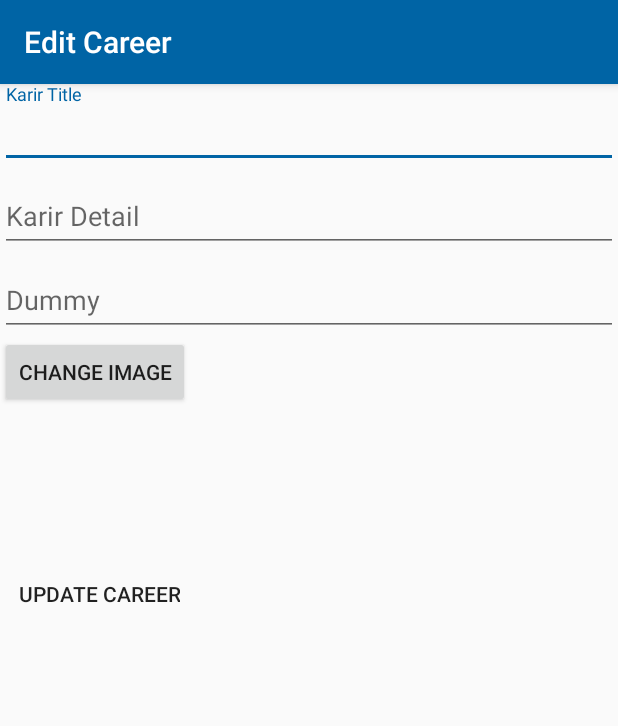
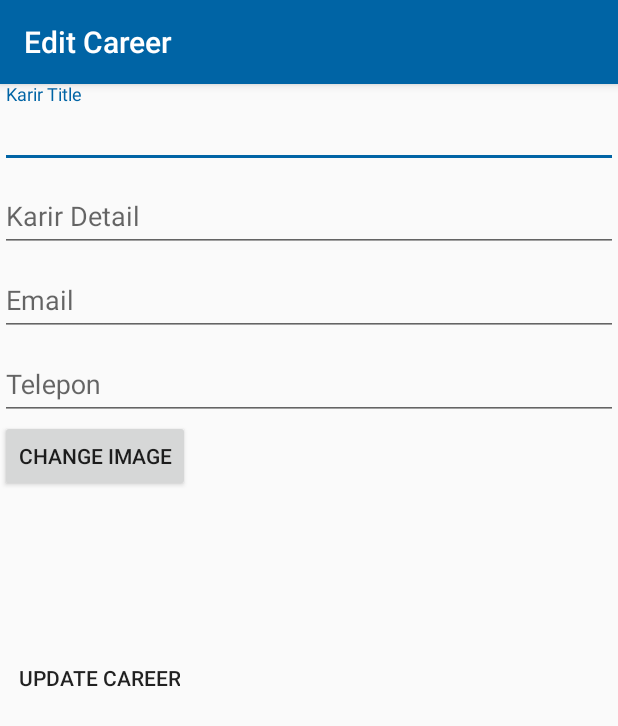
Before and after one commit to semmiverian/androidSkripsi, an Android app: the CareerEditActivity screen opened directly, with no data from a screen before it, on a phone screen of 412 x 824 dp. Shown: the top 726 px of the screen. Run offline under Robolectric (Android 15) with nearby library versions, the phone set to English and light mode, and no system bars; libraries missing offline, so code that uses them is left out: com.afollestad.materialdialogs, retrofit.client, retrofit.mime.

```diff
--- a/app/src/main/java/com/skripsi/semmi/restget3/Interface/UpdateCareerInterface.java
+++ b/app/src/main/java/com/skripsi/semmi/restget3/Interface/UpdateCareerInterface.java
@@ -16,5 +16,6 @@ public interface UpdateCareerInterface {
     @Multipart
     @POST("/updateCareer.php")
     void postUpdateCareer(@Part("karirId") String karirId,@Part("karirNama") String karirNama , @Part("karirDetail")
-                        String karirDetail, @Part("image") TypedFile image,Callback<DeleteData> callback);
+                        String karirDetail, @Part("image") TypedFile image, @Part("karirEmail") String karirEmail, @Part("karirTelepon") String karirTelepon
+                        ,Callback<DeleteData> callback);
 }
--- a/app/src/main/java/com/skripsi/semmi/restget3/activity/AllProductActivity.java
+++ b/app/src/main/java/com/skripsi/semmi/restget3/activity/AllProductActivity.java
@@ -1,6 +1,7 @@
 package com.skripsi.semmi.restget3.activity;
 
 import android.app.SearchManager;
+import android.content.Context;
 import android.content.Intent;
 import android.content.res.Resources;
 import android.os.Bundle;
--- a/app/src/main/java/com/skripsi/semmi/restget3/activity/CareerActivity.java
+++ b/app/src/main/java/com/skripsi/semmi/restget3/activity/CareerActivity.java
@@ -74,7 +74,6 @@ public class CareerActivity extends AppCompatActivity implements View.OnClickLis
             case R.id.fab:
                 Intent intent = new Intent(this, AddNewCareerActivity.class);
                 startActivity(intent);
-
                 break;
         }
     }
--- a/app/src/main/java/com/skripsi/semmi/restget3/activity/CareerEditActivity.java
+++ b/app/src/main/java/com/skripsi/semmi/restget3/activity/CareerEditActivity.java
@@ -34,10 +34,13 @@ import retrofit.mime.TypedFile;
 public class CareerEditActivity extends AppCompatActivity implements View.OnClickListener {
     public final static String karirNama = "Extra karir nama";
     public final static String karirDetail = "Extra karir detail";
-    public final static String karirImage = "Extra karir Image";
     public final static String karirId = "Extra karir ID";
+    public final static String karirEmail = "Extra karir Email";
+    public final static String karirTelepon = "Extra karir telepon";
     private EditText karirNamaText;
     private EditText karirDetailText;
+    private EditText karirEmailText;
+    private EditText karirTeleponText;
     private Button updateButton;
     private  MaterialDialog dialog;
     private String idKarir;
@@ -53,24 +56,37 @@ public class CareerEditActivity extends AppCompatActivity implements View.OnClic
         setContentView(R.layout.edit_career_activity);
         karirNamaText = (EditText) findViewById(R.id.editKarirNama);
         karirDetailText = (EditText) findViewById(R.id.editKarirDetail);
+        karirEmailText = (EditText) findViewById(R.id.karirEmailEdit);
+        karirTeleponText = (EditText) findViewById(R.id.karirTeleponEdit);
+
         updateButton = (Button) findViewById(R.id.updateKarir);
         previewImage = (ImageView) findViewById(R.id.previewImageKarir);
         changeImageButton = (Button) findViewById(R.id.updateImage);
+
+        showOldData();
+
+        updateButton.setOnClickListener(this);
+        changeImageButton.setOnClickListener(this);
+    }
+
+    private void showOldData() {
 
         if(getIntent()!= null && getIntent().getExtras()!=null) {
             if (getIntent().getExtras().containsKey(karirNama)) {
                 karirNamaText.setText(getIntent().getExtras().getString(karirNama));
             }if(getIntent().getExtras().containsKey(karirDetail)) {
                 karirDetailText.setText(getIntent().getExtras().getString(karirDetail));
-            }
-            if(getIntent().getExtras().containsKey(karirId)) {
+            }if(getIntent().getExtras().containsKey(karirId)) {
                 idKarir=getIntent().getExtras().getString(karirId);
+            }if(getIntent().getExtras().containsKey(karirEmail)) {
+
+                karirEmailText.setText(getIntent().getExtras().getString(karirEmail));
+            }if(getIntent().getExtras().containsKey(karirTelepon)) {
+                karirTeleponText.setText(getIntent().getExtras().getString(karirTelepon));
             }
         }
+    }
 
-        updateButton.setOnClickListener(this);
-        changeImageButton.setOnClickListener(this);
-    }
     @Override
     public void onClick(View v) {
         int id =v.getId();
@@ -78,6 +94,8 @@ public class CareerEditActivity extends AppCompatActivity implements View.OnClic
             case R.id.updateKarir:
                 String nama = karirNamaText.getText().toString();
                 String detail = karirDetailText.getText().toString();
+                String email = karirEmailText.getText().toString();
+                String telepon = karirTeleponText.getText().toString();
                 // ambil real path dari image yang dipilih
                 String imagePath=null;
                 if(uri != null){
@@ -108,7 +126,7 @@ public class CareerEditActivity extends AppCompatActivity implements View.OnClic
                         .setEndpoint(getString(R.string.api))
                         .build();
                 UpdateCareerInterface updateCareerInterface = restAdapter.create(UpdateCareerInterface.class);
-                updateCareerInterface.postUpdateCareer(idKarir, nama, detail, typedFile,new Callback<DeleteData>() {
+                updateCareerInterface.postUpdateCareer(idKarir, nama, detail, typedFile,email,telepon,new Callback<DeleteData>() {
                     @Override
                     public void success(DeleteData deleteData, Response response) {
                         dialog.setContent(deleteData.getInfo());
--- a/app/src/main/res/layout/edit_career_activity.xml
+++ b/app/src/main/res/layout/edit_career_activity.xml
@@ -28,16 +28,31 @@
 
     </android.support.design.widget.TextInputLayout>
 
+
+
     <android.support.design.widget.TextInputLayout
         android:layout_width="match_parent"
         android:layout_height="wrap_content">
 
         <EditText
-
+            android:id="@+id/karirEmailEdit"
             android:layout_width="match_parent"
             android:layout_height="wrap_content"
-            android:inputType="text"
-            android:hint="Dummy" />
+            android:inputType="textEmailAddress"
+            android:hint="Email" />
+
+    </android.support.design.widget.TextInputLayout>
+
+    <android.support.design.widget.TextInputLayout
+        android:layout_width="match_parent"
+        android:layout_height="wrap_content">
+
+        <EditText
+            android:id="@+id/karirTeleponEdit"
+            android:layout_width="match_parent"
+            android:layout_height="wrap_content"
+            android:inputType="number"
+            android:hint="Telepon" />
 
     </android.support.design.widget.TextInputLayout>
 
```
Also changed, not shown: app/src/main/java/com/skripsi/semmi/restget3/Fragment/UserProfileCareerFragment.java (+16 -2 lines), app/src/main/java/com/skripsi/semmi/restget3/Fragment/UserProfileProductListFragment.java (+18 -1 lines), app/src/main/java/com/skripsi/semmi/restget3/activity/UserCareerDetailActivity.java (+6 -3 lines), app/src/main/res/layout/fragment_user_career.xml (+7 -2 lines), app/src/main/res/layout/fragment_user_product.xml (+8 -2 lines).
